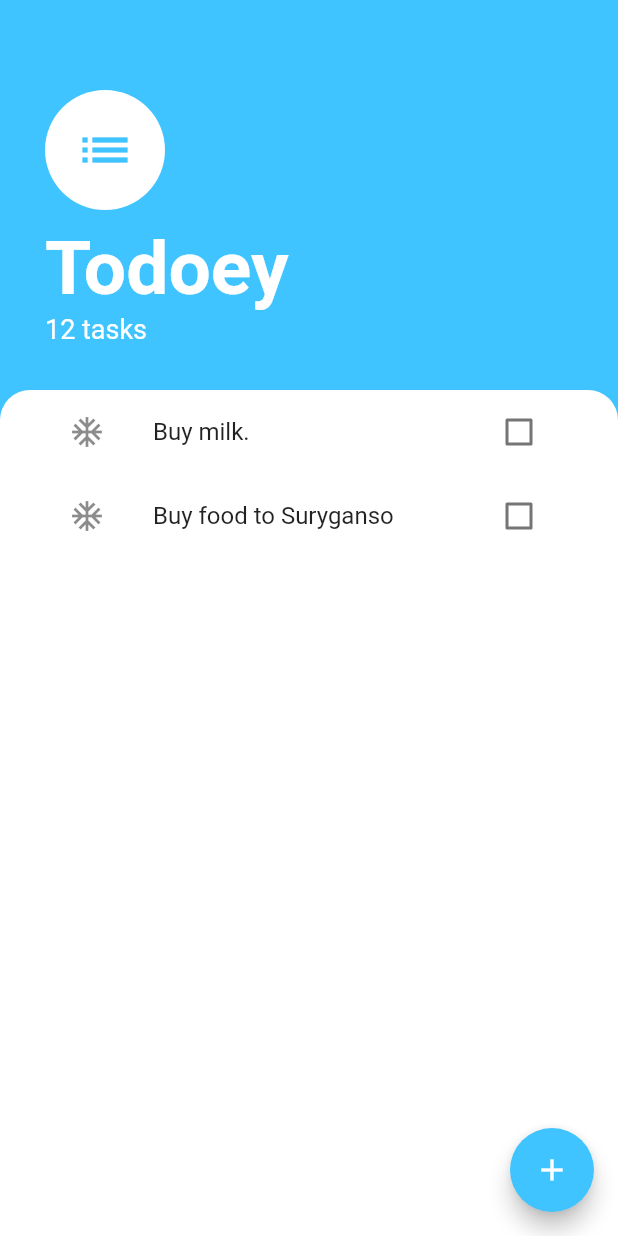
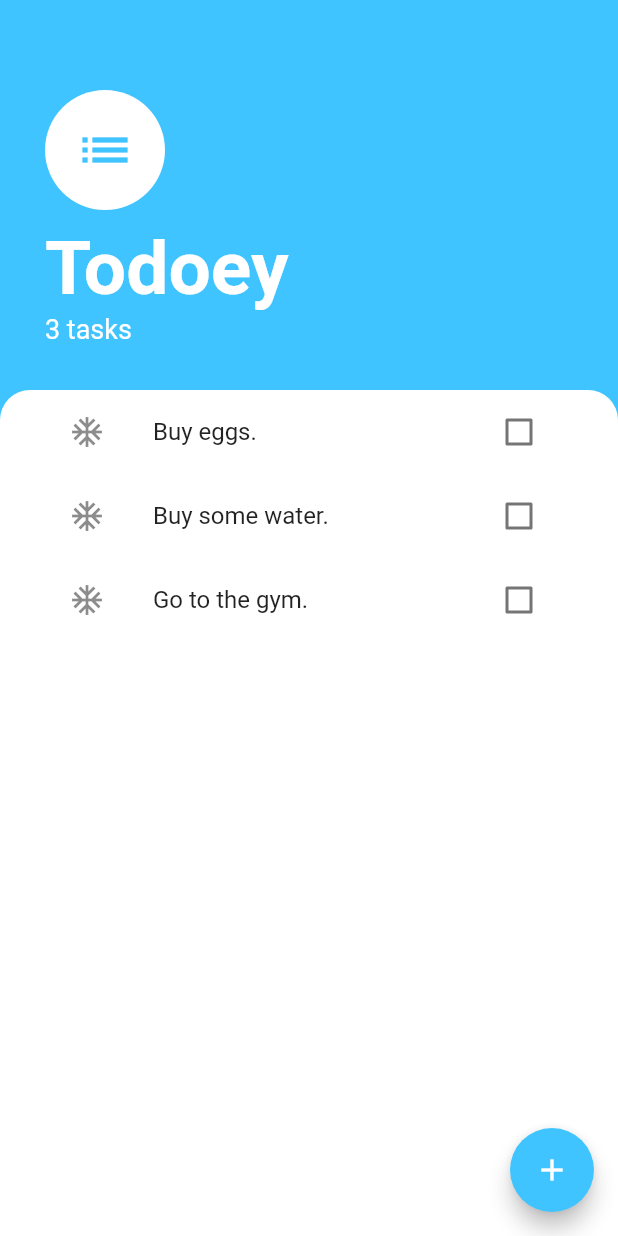
Before and after one commit to FernandoGonz/ListDoIt-Flutter, a Flutter app: the screen it shows after launch, on a phone screen of 412 x 824 dp. Run offline on Flutter 3.47's test engine with Material 2 defaults, Android fonts, the phone set to English and light mode, and no system bars.

```diff
--- a/lib/main.dart
+++ b/lib/main.dart
@@ -1,5 +1,7 @@
 import 'package:flutter/material.dart';
+import 'package:provider/provider.dart';
 import 'screens/task_screen.dart';
+import 'models/task_data.dart';
 
 // Repo github https://github.com/FernandoGonz/ListDoIt-Flutter.git
 
@@ -11,8 +13,11 @@ class MyApp extends StatelessWidget {
   // This widget is the root of your application.
   @override
   Widget build(BuildContext context) {
-    return MaterialApp(
-      home: TaskScreen(),
+    return ChangeNotifierProvider<TaskData>(
+      create: (_) => TaskData(),
+      child: MaterialApp(
+        home: TaskScreen(),
+      ),
     );
   }
 }
--- /dev/null
+++ b/lib/models/task_data.dart
@@ -0,0 +1,38 @@
+import 'package:flutter/cupertino.dart';
+import 'task.dart';
+import 'dart:collection';
+
+class TaskData extends ChangeNotifier{
+
+  List<Task> _tasks = [
+    Task(name: 'Buy eggs.'),
+    Task(name: 'Buy some water.'),
+    Task(name: 'Go to the gym.'),
+  ];
+
+  // in this kind of list the method add is not supported
+  UnmodifiableListView<Task> get tasks {
+    return UnmodifiableListView(_tasks);
+  }
+
+  // getter
+  int get taskCount {
+    return _tasks.length;
+  }
+
+  void addNewTask(String newTask) {
+    _tasks.add(Task(name: newTask));
+    notifyListeners();
+  }
+
+  void deleteTask(Task task) {
+    _tasks.remove(task);
+    notifyListeners();
+  }
+
+  void updateDoneTask(Task task) {
+    task.toggleDone();
+    notifyListeners();
+  }
+
+}
--- a/lib/screens/task_screen.dart
+++ b/lib/screens/task_screen.dart
@@ -1,6 +1,8 @@
 import 'package:flutter/material.dart';
 import '../widgets/task_list.dart';
 import 'add_task_screen.dart';
+import 'package:provider/provider.dart';
+import '../models/task_data.dart';
 
 class TaskScreen extends StatelessWidget {
 
@@ -53,7 +55,7 @@ class TaskScreen extends StatelessWidget {
                     ),
                   ),
                   Text(
-                    '12 tasks',
+                    '${Provider.of<TaskData>(context, listen: true).taskCount} tasks',
                     style: TextStyle(
                       color: Colors.white,
                       fontSize: 18.0,
--- a/lib/widgets/task_list.dart
+++ b/lib/widgets/task_list.dart
@@ -1,34 +1,48 @@
 import 'package:flutter/material.dart';
 import 'task_tile.dart';
-import '../models/task.dart';
+import 'package:provider/provider.dart';
+import '../models/task_data.dart';
 
-class TaskList extends StatefulWidget {
-
-  @override
-  _TaskListState createState() => _TaskListState();
-}
-
-class _TaskListState extends State<TaskList> {
-
-  List<Task> tasks = [
-    Task(name: 'Buy milk.'),
-    Task(name: 'Buy food to Suryganso'),
-  ];
-
+class TaskList extends StatelessWidget {
   @override
   Widget build(BuildContext context) {
-    return ListView.builder(itemBuilder: (context, index) {
-      return TaskCheckBox(
-        name: tasks[index].name,
-        isDone: tasks[index].isDone,
-        toggleDone: () {
-          setState(() {
-            tasks[index].toggleDone();
-          });
-        },
-      );
-    },
-    itemCount: tasks.length,
+    // return ListView.builder(itemBuilder: (context, index) {
+    //   return TaskCheckBox(
+    //     name: Provider.of<TaskData>(context).tasks[index].name,
+    //     isDone: Provider.of<TaskData>(context).tasks[index].isDone,
+    //     toggleDone: () {
+    //       // setState(() {
+    //       //   Provider.of<TaskData>(context).tasks[index].toggleDone();
+    //       // });
+    //     },
+    //   );
+    // },
+    //   itemCount: Provider.of<TaskData>(context).tasks.length,
+    // );
+
+    // other way to avoid write Provider.of<TaskData>(context)
+
+    return Consumer<TaskData>(
+      builder: (context, taskData, child) {
+        return ListView.builder(
+          itemBuilder: (context, index) {
+            final task = taskData.tasks[index];
+            return GestureDetector(
+              onLongPress: () {
+                taskData.deleteTask(task);
+              },
+              child: TaskCheckBox(
+                name: task.name,
+                isDone: task.isDone,
+                toggleDone: () {
+                  taskData.updateDoneTask(task);
+                },
+              ),
+            );
+          },
+          itemCount: taskData.taskCount,
+        );
+      },
     );
   }
 }
--- a/lib/widgets/task_tile.dart
+++ b/lib/widgets/task_tile.dart
@@ -23,7 +23,7 @@ class TaskCheckBox extends StatelessWidget {
       secondary: Icon(Icons.ac_unit),
       activeColor: Colors.lightBlueAccent,
       value: isDone,
-      onChanged: (newValue) {
+      onChanged: (bool? newValue) {
         toggleDone();
       },
     );
--- a/pubspec.yaml
+++ b/pubspec.yaml
@@ -28,6 +28,8 @@ dependencies:
   # The following adds the Cupertino Icons font to your application.
   # Use with the CupertinoIcons class for iOS style icons.
   cupertino_icons: ^1.0.2
+
+  provider: ^5.0.0
 
 dev_dependencies:
   flutter_test:
```
Also changed, not shown: lib/screens/add_task_screen.dart (+10 -2 lines), pubspec.lock.
